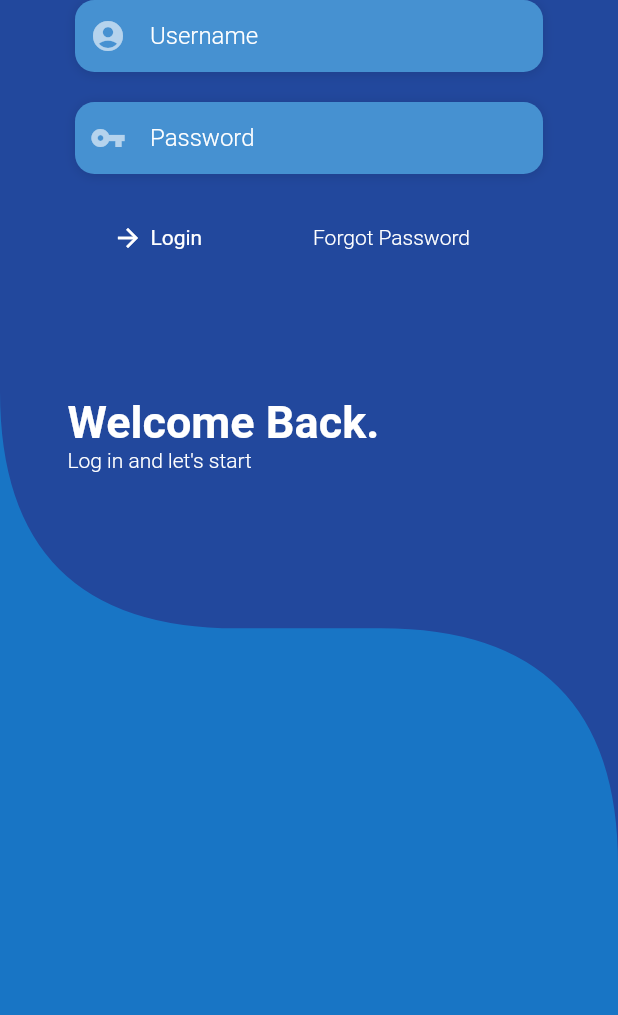
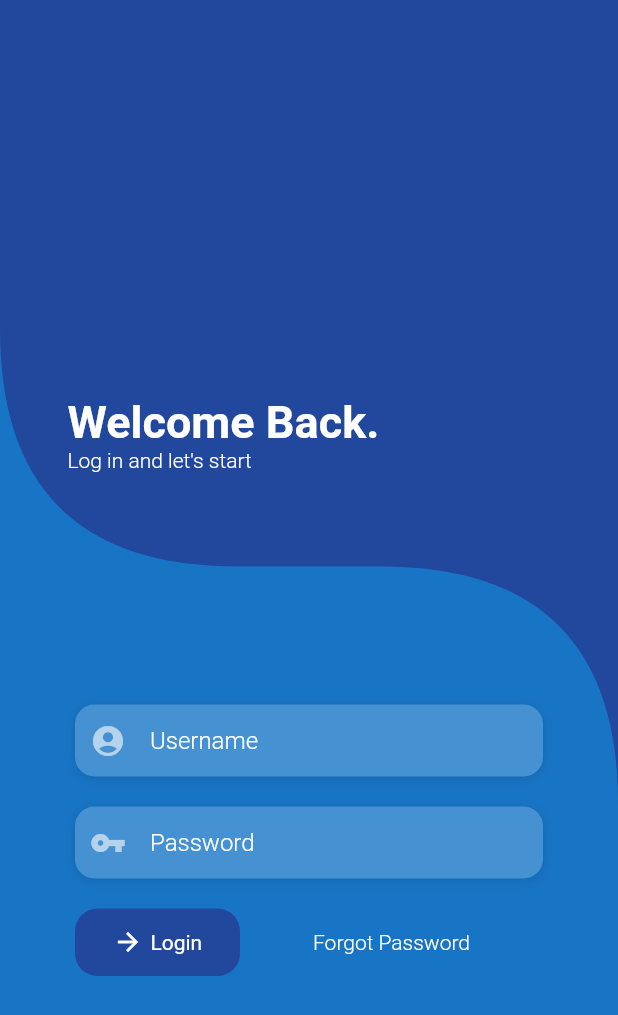
Before and after one commit to hackersito/Iteso-app, a Flutter app: the screen it shows after launch, on a phone screen of 412 x 824 dp. Shown: the top 1015 px of the screen. Run offline on Flutter 3.47's test engine with Material 2 defaults, Android fonts, the phone set to English and light mode, and no system bars; our stand-ins replace floor, get, sqflite; missing offline and left inert: flutter_statusbarcolor; accounts and stored records are empty; generated files the repository leaves out were written again.

Commit message:
Correccion de medidas subidas por error

```diff
--- a/lib/app/modules/home/views/home_view.dart
+++ b/lib/app/modules/home/views/home_view.dart
@@ -25,7 +25,7 @@ class HomeView extends GetView<HomeController> {
                 margin: EdgeInsets.zero,
                 child: FractionallySizedBox(
                   alignment: Alignment.topCenter,
-                  heightFactor: 0.7,
+                  heightFactor: 0.65,
                   child: ClipPath(
                     clipBehavior: Clip.antiAliasWithSaveLayer,
                     clipper: LoginClipper(),
@@ -61,7 +61,10 @@ class HomeView extends GetView<HomeController> {
                 ),
               ),
               Container(
-                margin: EdgeInsets.zero,
+                margin: EdgeInsets.only(
+                  top: MediaQuery.of(context).size.height * 0.57,
+                  left: 0,
+                ),
                 width: MediaQuery.of(context).size.width,
                 child: Form(
                   key: _formKey,
```
